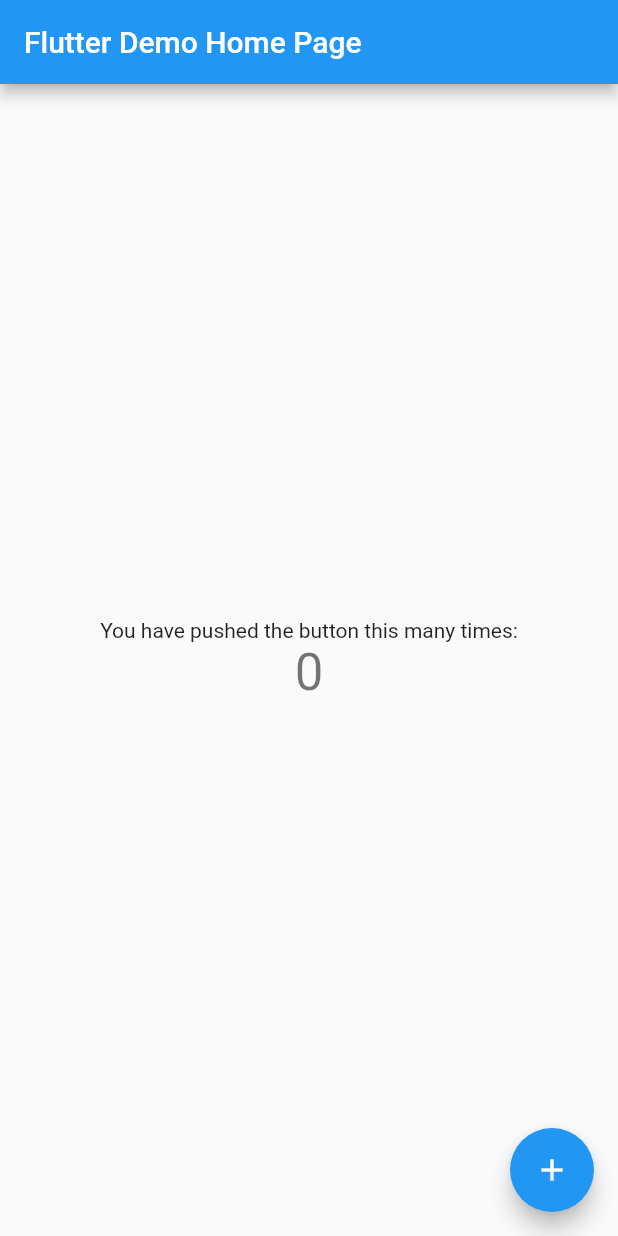
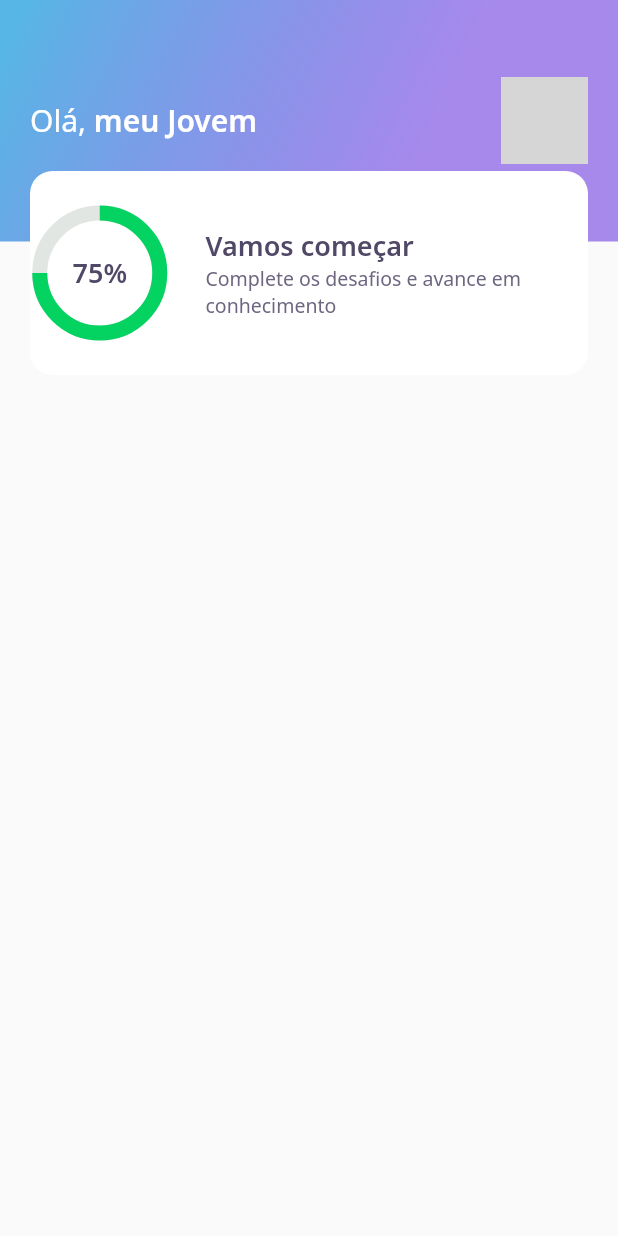
Before and after one commit to lhmrodrigues/NLW_Flutter, a Flutter app: the screen it shows after launch, on a phone screen of 412 x 824 dp. Run offline on Flutter 3.47's test engine with Material 2 defaults, Android fonts, the phone set to English and light mode, and no system bars; our stand-ins replace google_fonts; network calls fail; grey boxes are pictures that could not be loaded.

Commit message:
[FEAT] AppBar e card de porcentagem

```diff
--- a/devquiz/core/app_images.dart
+++ b/devquiz/lib/core/app_images.dart
@@ -7,4 +7,5 @@ class AppImages {
   static String get error => "assets/images/error.png";
   static String get trophy => "assets/images/trophy.png";
   static String get logo => "assets/images/logo.png";
+
 }
--- a/devquiz/core/app_widget.dart
+++ b/devquiz/lib/core/app_widget.dart
@@ -1,5 +1,4 @@
-import 'package:DevQuiz/home/home_page.dart';
-import 'package:DevQuiz/splash/splash_page.dart';
+import 'package:devquiz/home/home_page.dart';
 import 'package:flutter/material.dart';
 
 class AppWidget extends StatelessWidget {
--- /dev/null
+++ b/devquiz/lib/home/home_page.dart
@@ -0,0 +1,18 @@
+import 'package:devquiz/home/widgets/appbar/app_bar_widget.dart';
+import 'package:flutter/material.dart';
+
+class HomePage extends StatefulWidget {
+  HomePage({Key? key}):super(key: key);
+
+  @override
+  _HomePageState createState() => _HomePageState();
+}
+
+class _HomePageState extends State<HomePage> {
+  @override
+  Widget build(BuildContext context) {
+    return Scaffold(
+      appBar: AppBarWidget(),
+    );
+  }
+}
--- /dev/null
+++ b/devquiz/lib/home/widgets/appbar/app_bar_widget.dart
@@ -0,0 +1,51 @@
+import 'package:devquiz/core/app_gradients.dart';
+import 'package:devquiz/core/app_text_styles.dart';
+import 'package:devquiz/home/widgets/score_card/score_card_widget.dart';
+import 'package:flutter/material.dart';
+
+class AppBarWidget extends PreferredSize {
+  AppBarWidget() : super(
+    preferredSize: Size.fromHeight(250),
+    child: Container(
+      height: 250,
+      child: Stack(
+        children: [
+          Container(
+            height: 161,
+            width: double.maxFinite,
+            padding: const EdgeInsets.symmetric(horizontal: 20),
+            decoration: BoxDecoration(gradient: AppGradients.linear),
+            child: Row(
+              mainAxisAlignment: MainAxisAlignment.spaceBetween,
+              children: [
+                Text.rich(TextSpan(
+                  text: "Olá, ",
+                  style: AppTextStyles.title,
+                  children: [
+                    TextSpan(text: "meu Jovem",
+                    style: AppTextStyles.titleBold )
+                    ]
+                )),
+                Container(
+                  height: 58,
+                  width: 58,
+                  decoration: BoxDecoration(
+                    borderRadius: BorderRadius.circular(10),
+                    image: DecorationImage(
+                      image: NetworkImage(
+                        "https://avatars.githubusercontent.com/u/49655479?s=400&u=3a1925134993eca892093ea42c53a31f22a32bb5&v=4"
+                      )
+                    )
+                  ),
+                )
+              ],
+            ),
+          ),
+          Align(
+            alignment: Alignment(0.0,1.0),
+            child: ScoreCardWidget())
+        ],
+      )
+  )
+  );
+}
--- /dev/null
+++ b/devquiz/lib/home/widgets/chart/chart_widget.dart
@@ -0,0 +1,37 @@
+import 'package:devquiz/core/app_colors.dart';
+import 'package:devquiz/core/app_text_styles.dart';
+import 'package:flutter/material.dart';
+
+class ChartWidget extends StatelessWidget {
+  const ChartWidget({Key? key}): super(key:key);
+
+  @override
+  Widget build(BuildContext context) {
+    return Container(
+      height: 80,
+      width: 80,
+      child: Stack(
+        children: [
+          Center(
+            child: Container(
+              height: 80,
+              width: 80,
+              child: CircularProgressIndicator(
+                strokeWidth: 10,
+                value: 0.75,
+                backgroundColor: AppColors.chartSecondary,
+                valueColor: AlwaysStoppedAnimation<Color>(AppColors.chartPrimary),
+              ),
+            ),
+          ),
+          Center(
+            child: Text(
+              "75%",
+              style: AppTextStyles.heading,
+              )
+          )
+        ],
+      ),
+    );
+  }
+}
--- /dev/null
+++ b/devquiz/lib/home/widgets/score_card/score_card_widget.dart
@@ -0,0 +1,45 @@
+import 'package:devquiz/core/app_colors.dart';
+import 'package:devquiz/core/app_text_styles.dart';
+import 'package:devquiz/home/widgets/chart/chart_widget.dart';
+import 'package:flutter/material.dart';
+
+class ScoreCardWidget extends StatelessWidget {
+  const ScoreCardWidget({Key? key}): super(key:key);
+
+  @override
+  Widget build(BuildContext context) {
+    return Padding(
+      padding: const EdgeInsets.only(left: 20, right: 20),
+          child: Container(
+        height: 136,
+        decoration: BoxDecoration(
+          color: AppColors.white,
+          borderRadius: BorderRadius.circular(15)
+        ),
+        child: Row(
+          crossAxisAlignment: CrossAxisAlignment.center,
+          children: [
+            Expanded(
+              flex: 1,
+              child: ChartWidget(),
+            ),
+              Expanded(
+                flex: 3,
+                child: Padding(
+                  padding: const EdgeInsets.only(left: 24),
+                  child: Column(
+                    mainAxisAlignment: MainAxisAlignment.center,
+                    crossAxisAlignment: CrossAxisAlignment.start,
+                    children:[
+                      Text("Vamos começar", style: AppTextStyles.heading,),
+                      Text("Complete os desafios e avance em conhecimento", style: AppTextStyles.body,)
+                  ],
+                  ),
+                ),
+              )
+          ],
+        ),
+      ),
+    );
+  }
+}
--- a/devquiz/lib/main.dart
+++ b/devquiz/lib/main.dart
@@ -1,113 +1,7 @@
 import 'package:flutter/material.dart';
 
+import 'core/app_widget.dart';
+
 void main() {
-  runApp(MyApp());
+  runApp(AppWidget());
 }
-
-class MyApp extends StatelessWidget {
-  // This widget is the root of your application.
-  @override
-  Widget build(BuildContext context) {
-    return MaterialApp(
-      title: 'Flutter Demo',
-      theme: ThemeData(
-        // This is the theme of your application.
-        //
-        // Try running your application with "flutter run". You'll see the
-        // application has a blue toolbar. Then, without quitting the app, try
-        // changing the primarySwatch below to Colors.green and then invoke
-        // "hot reload" (press "r" in the console where you ran "flutter run",
-        // or simply save your changes to "hot reload" in a Flutter IDE).
-        // Notice that the counter didn't reset back to zero; the application
-        // is not restarted.
-        primarySwatch: Colors.blue,
-      ),
-      home: MyHomePage(title: 'Flutter Demo Home Page'),
-    );
-  }
-}
-
-class MyHomePage extends StatefulWidget {
-  MyHomePage({Key? key, this.title}) : super(key: key);
-
-  // This widget is the home page of your application. It is stateful, meaning
-  // that it has a State object (defined below) that contains fields that affect
-  // how it looks.
-
-  // This class is the configuration for the state. It holds the values (in this
-  // case the title) provided by the parent (in this case the App widget) and
-  // used by the build method of the State. Fields in a Widget subclass are
-  // always marked "final".
-
-  final String? title;
-
-  @override
-  _MyHomePageState createState() => _MyHomePageState();
-}
-
-class _MyHomePageState extends State<MyHomePage> {
-  int _counter = 0;
-
-  void _incrementCounter() {
-    setState(() {
-      // This call to setState tells the Flutter framework that something has
-      // changed in this State, which causes it to rerun the build method below
-      // so that the display can reflect the updated values. If we changed
-      // _counter without calling setState(), then the build method would not be
-      // called again, and so nothing would appear to happen.
-      _counter++;
-    });
-  }
-
-  @override
-  Widget build(BuildContext context) {
-    // This method is rerun every time setState is called, for instance as done
-    // by the _incrementCounter method above.
-    //
-    // The Flutter framework has been optimized to make rerunning build methods
-    // fast, so that you can just rebuild anything that needs updating rather
-    // than having to individually change instances of widgets.
-    return Scaffold(
-      appBar: AppBar(
-        // Here we take the value from the MyHomePage object that was created by
-        // the App.build method, and use it to set our appbar title.
-        title: Text(widget.title!),
-      ),
-      body: Center(
-        // Center is a layout widget. It takes a single child and positions it
-        // in the middle of the parent.
-        child: Column(
-          // Column is also a layout widget. It takes a list of children and
-          // arranges them vertically. By default, it sizes itself to fit its
-          // children horizontally, and tries to be as tall as its parent.
-          //
-          // Invoke "debug painting" (press "p" in the console, choose the
-          // "Toggle Debug Paint" action from the Flutter Inspector in Android
-          // Studio, or the "Toggle Debug Paint" command in Visual Studio Code)
-          // to see the wireframe for each widget.
-          //
-          // Column has various properties to control how it sizes itself and
-          // how it positions its children. Here we use mainAxisAlignment to
-          // center the children vertically; the main axis here is the vertical
-          // axis because Columns are vertical (the cross axis would be
-          // horizontal).
-          mainAxisAlignment: MainAxisAlignment.center,
-          children: <Widget>[
-            Text(
-              'You have pushed the button this many times:',
-            ),
-            Text(
-              '$_counter',
-              style: Theme.of(context).textTheme.headline4,
-            ),
-          ],
-        ),
-      ),
-      floatingActionButton: FloatingActionButton(
-        onPressed: _incrementCounter,
-        tooltip: 'Increment',
-        child: Icon(Icons.add),
-      ), // This trailing comma makes auto-formatting nicer for build methods.
-    );
-  }
-}
--- /dev/null
+++ b/devquiz/lib/splash/splash_page.dart
@@ -0,0 +1,18 @@
+import 'package:devquiz/core/app_gradients.dart';
+import 'package:devquiz/core/app_images.dart';
+import 'package:flutter/material.dart';
+
+class SplashPage extends StatelessWidget {
+  @override
+  Widget build(BuildContext context) {
+    return Scaffold(
+      body: Container(
+        decoration: BoxDecoration(
+          gradient: AppGradients.linear
+        ),
+        child: Center(
+          child: Image.asset(AppImages.logo) ,),
+      )
+    );
+  }
+}
--- a/devquiz/pubspec.yaml
+++ b/devquiz/pubspec.yaml
@@ -1,4 +1,4 @@
-name: DevQuiz
+name: devquiz
 description: DevQuiz - Gabul DEV
 version: 1.0.0+1
 
```
Also changed, not shown: devquiz/lib/core/app_colors.dart (renamed from devquiz/core/app_colors.dart), devquiz/lib/core/app_gradients.dart (renamed from devquiz/core/app_gradients.dart), devquiz/lib/core/app_text_styles.dart (renamed from devquiz/core/app_text_styles.dart), devquiz/lib/core/core.dart (renamed from devquiz/core/core.dart), devquiz/pubspec.lock, 1 other file.
